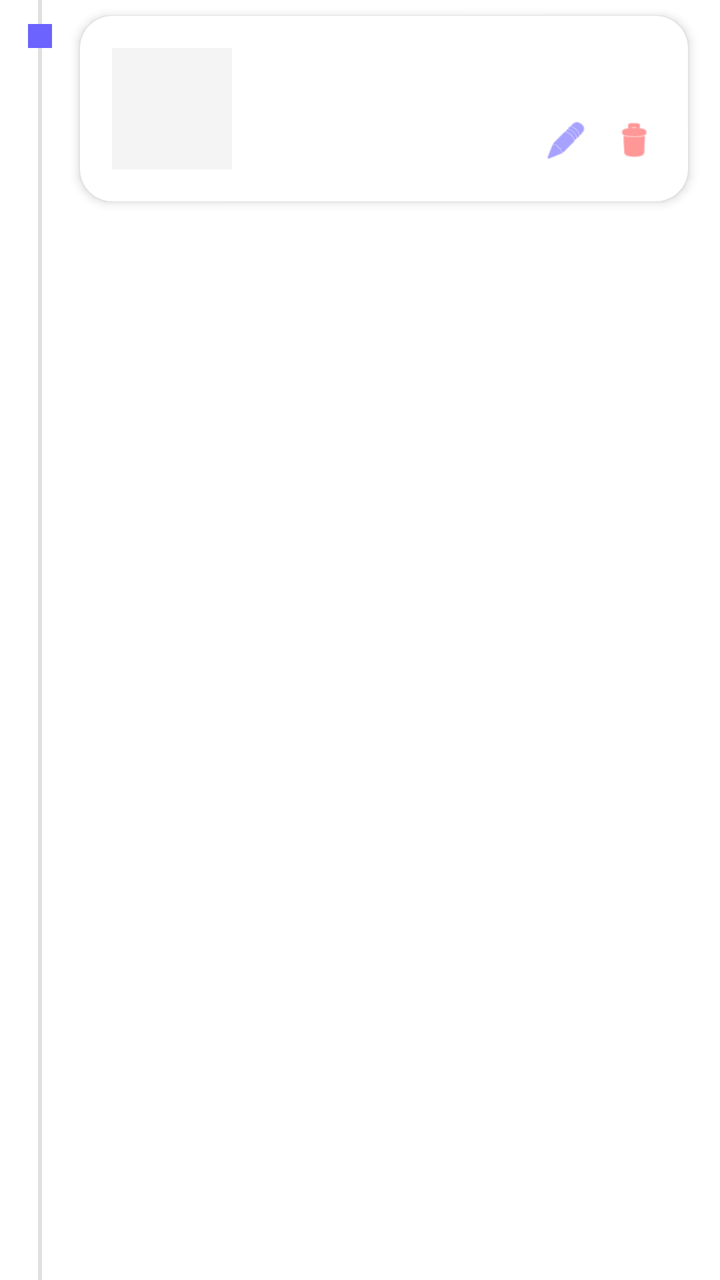
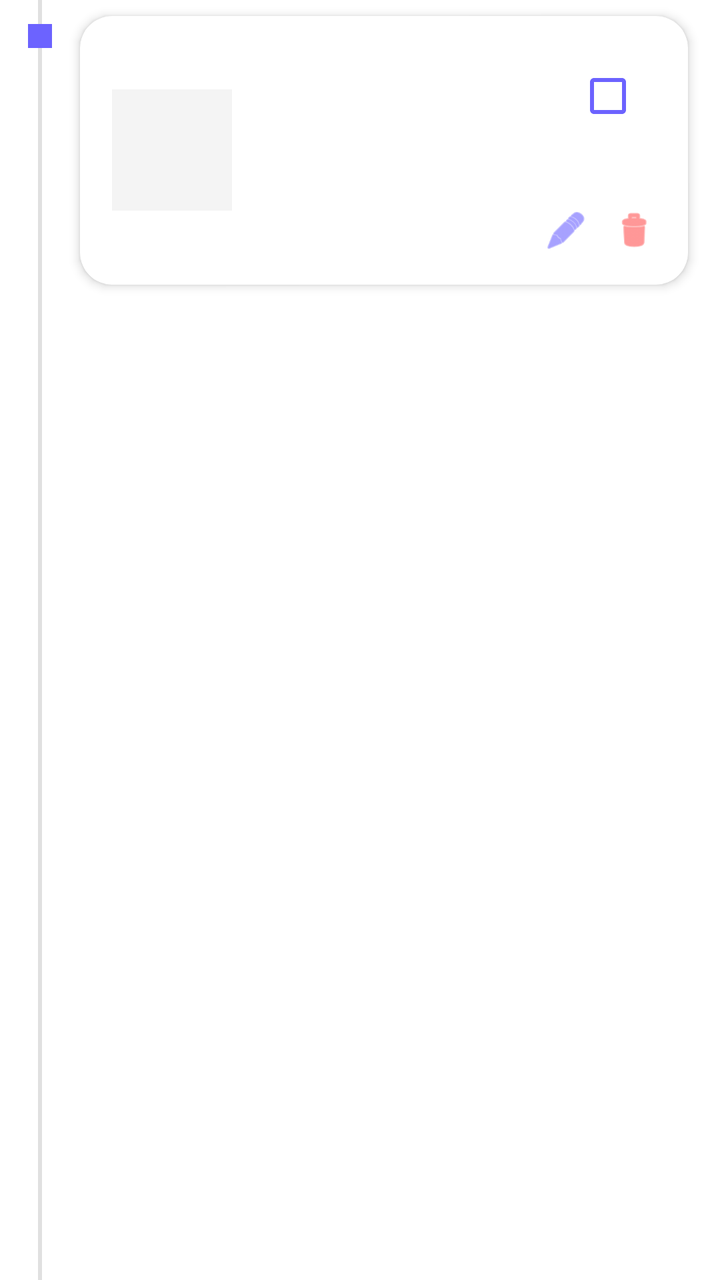

Two renders of the same Android screen: before a commit and after it. Below are the layout's source before the change and the commit's diff.
<!-- AndroidManifest.xml: application theme Theme.ExpenseSplitter -->
<!-- res/layout/item_expense.xml -->
<?xml version="1.0" encoding="utf-8"?>
<LinearLayout xmlns:android="http://schemas.android.com/apk/res/android"
    xmlns:app="http://schemas.android.com/apk/res-auto"
    android:layout_width="match_parent"
    android:layout_height="wrap_content"
    android:orientation="horizontal">

    
    <LinearLayout
        android:layout_width="40dp"
        android:layout_height="match_parent"
        android:orientation="vertical"
        android:gravity="center_horizontal">
        
        <View
            android:layout_width="2dp"
            android:layout_height="12dp"
            android:background="#E0E0E0"/>
            
        <View
            android:layout_width="12dp"
            android:layout_height="12dp"
            android:background="@color/purple_primary"
            android:backgroundTint="@color/purple_primary"/>
            
        <View
            android:layout_width="2dp"
            android:layout_height="match_parent"
            android:background="#E0E0E0"/>
    </LinearLayout>

    
    <com.google.android.material.card.MaterialCardView
        android:layout_width="match_parent"
        android:layout_height="wrap_content"
        android:layout_marginTop="8dp"
        android:layout_marginBottom="8dp"
        android:layout_marginEnd="16dp"
        app:cardBackgroundColor="#FFFFFF"
        app:cardCornerRadius="16dp"
        app:cardElevation="3dp"
        app:strokeWidth="0dp">

        <LinearLayout
            android:orientation="horizontal"
            android:padding="16dp"
            android:gravity="center_vertical"
            android:layout_width="match_parent"
            android:layout_height="wrap_content">

            
            <LinearLayout
                android:orientation="vertical"
                android:background="#F4F4F4"
                android:padding="10dp"
                android:gravity="center"
                android:layout_width="60dp"
                android:layout_height="wrap_content">
                <TextView android:id="@+id/tvDateDay" android:textSize="18sp" android:textStyle="bold" android:textColor="#2D2D2D" android:layout_width="wrap_content" android:layout_height="wrap_content"/>
                <TextView android:id="@+id/tvDateMonth" android:textSize="12sp" android:textColor="#777777" android:layout_width="wrap_content" android:layout_height="wrap_content"/>
            </LinearLayout>

            
            <LinearLayout
                android:orientation="vertical"
                android:layout_weight="1"
                android:layout_marginStart="16dp"
                android:layout_width="0dp"
                android:layout_height="wrap_content">
                
                <TextView android:id="@+id/tvTitle" android:textSize="16sp" android:textStyle="bold" android:textColor="#2D2D2D" android:layout_width="wrap_content" android:layout_height="wrap_content"/>
                
                <LinearLayout android:layout_width="wrap_content" android:layout_height="wrap_content" android:orientation="horizontal" android:layout_marginTop="4dp" android:gravity="center_vertical">
                    <TextView android:id="@+id/tvCategory" android:textSize="12sp" android:textColor="#6C63FF" android:layout_width="wrap_content" android:layout_height="wrap_content"/>
                    
                    
                    <TextView android:id="@+id/tvStatus" android:textSize="12sp" android:textStyle="bold" android:layout_marginStart="8dp" android:layout_width="wrap_content" android:layout_height="wrap_content"/>
                    
                    <TextView android:id="@+id/tvTime" android:textSize="12sp" android:textColor="#777777" android:layout_marginStart="8dp" android:layout_width="wrap_content" android:layout_height="wrap_content"/>
                </LinearLayout>
            </LinearLayout>

            
            <LinearLayout
                android:layout_width="wrap_content"
                android:layout_height="wrap_content"
                android:orientation="vertical"
                android:gravity="end">
                
                <TextView
                    android:id="@+id/tvAmount"
                    android:textSize="18sp"
                    android:textStyle="bold"
                    android:textColor="#2D2D2D"
                    android:layout_width="wrap_content"
                    android:layout_height="wrap_content"/>

                <LinearLayout
                    android:layout_width="wrap_content"
                    android:layout_height="wrap_content"
                    android:layout_marginTop="8dp">
                    <ImageView
                        android:id="@+id/btnEdit"
                        android:layout_width="22dp"
                        android:layout_height="22dp"
                        android:src="@android:drawable/ic_menu_edit"
                        android:layout_marginEnd="12dp"
                        app:tint="#6C63FF"/>
                    <ImageView
                        android:id="@+id/btnDelete"
                        android:layout_width="22dp"
                        android:layout_height="22dp"
                        android:src="@android:drawable/ic_menu_delete"
                        app:tint="#FF5252"/>
                </LinearLayout>
            </LinearLayout>
        </LinearLayout>
    </com.google.android.material.card.MaterialCardView>
</LinearLayout>
<!-- resources referenced by this layout -->
<resources>
  <color name="purple_primary">#6C63FF</color>
  <style name="Theme.ExpenseSplitter" parent="Theme.Material3.DayNight.NoActionBar">
          <item name="colorPrimary">@color/purple_primary</item>
          <item name="android:windowBackground">@color/bg_color</item>
          <item name="android:statusBarColor">@color/bg_color</item>
          <item name="android:windowLightStatusBar">true</item>
      </style>
  <color name="bg_color">#FFFFFF</color>
</resources>

<!-- the commit's change to res/layout/item_expense.xml (unified diff, before → after) -->
@@ -87,6 +87,14 @@
                 android:orientation="vertical"
                 android:gravity="end">
                 
+                
+                <CheckBox
+                    android:id="@+id/cbSelect"
+                    android:layout_width="wrap_content"
+                    android:layout_height="wrap_content"
+                    android:buttonTint="#6C63FF"
+                    android:layout_gravity="end"/>
+
                 <TextView
                     android:id="@+id/tvAmount"
                     android:textSize="18sp"
